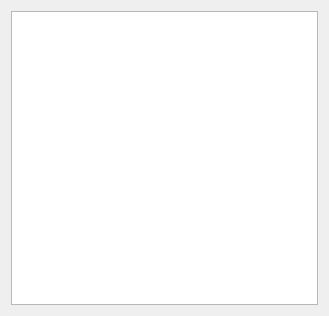
The window that QtAPI/inc/QtAPI/FitWidget.ui (rrnntt/SmallProject) describes before a commit, drawn with Qt 5.
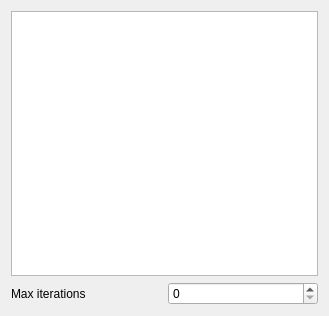
The same window after the commit.

```diff
--- a/QtAPI/inc/QtAPI/FitWidget.ui
+++ b/QtAPI/inc/QtAPI/FitWidget.ui
@@ -23,6 +23,20 @@
      </property>
     </widget>
    </item>
+   <item>
+    <layout class="QGridLayout" name="gridLayout">
+     <item row="0" column="0">
+      <widget class="QLabel" name="label">
+       <property name="text">
+        <string>Max iterations</string>
+       </property>
+      </widget>
+     </item>
+     <item row="0" column="1">
+      <widget class="QSpinBox" name="sbMaxIterations"/>
+     </item>
+    </layout>
+   </item>
   </layout>
  </widget>
  <resources/>
```
